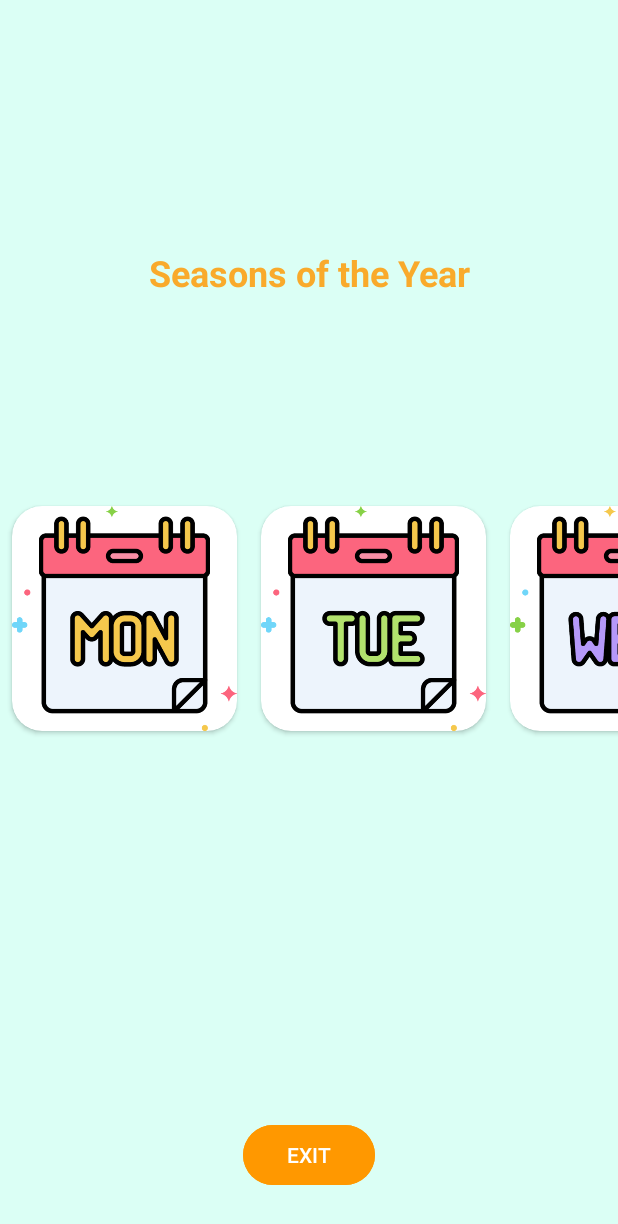
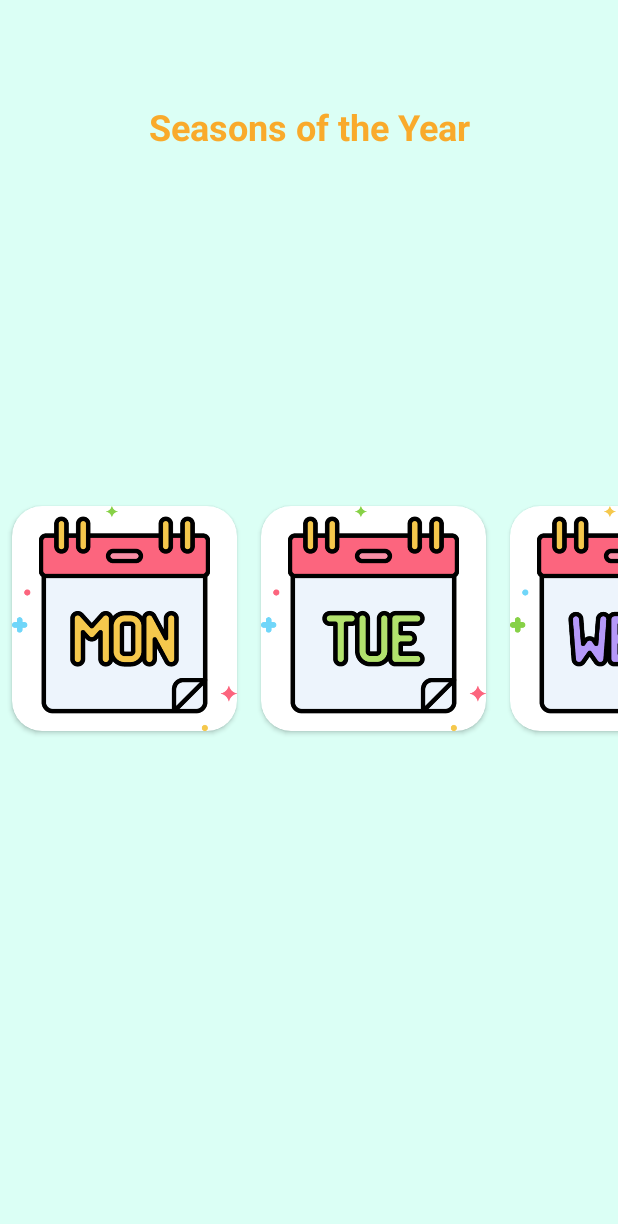
Before and after one commit to asyagenc/lemonadeo, an Android app: the learnSeasons screen opened directly, with no data from a screen before it, on a phone screen of 412 x 824 dp. Shown: the top 1224 px of the screen. Run offline under Robolectric (Android 15) with nearby library versions, the phone set to English and light mode, and no system bars; Roboto replaces fonts that are not available here.

Commit message:
Update activity_learn_seasons.xml

```diff
--- a/app/src/main/res/layout/activity_learn_seasons.xml
+++ b/app/src/main/res/layout/activity_learn_seasons.xml
@@ -91,7 +91,7 @@
         android:id="@+id/textView18"
         android:layout_width="wrap_content"
         android:layout_height="wrap_content"
-        android:layout_marginTop="165dp"
+        android:layout_marginTop="68dp"
         android:fontFamily="@font/crushed"
         android:gravity="center"
         android:text="@string/seasons_of_the_year"
@@ -102,15 +102,4 @@
         app:layout_constraintStart_toStartOf="parent"
         app:layout_constraintTop_toTopOf="parent" />
 
-    <Button
-        android:id="@+id/button15"
-        android:layout_width="wrap_content"
-        android:layout_height="wrap_content"
-        android:layout_marginBottom="30dp"
-        android:backgroundTint="#FF9800"
-        android:text="@string/exit"
-        app:layout_constraintBottom_toBottomOf="parent"
-        app:layout_constraintEnd_toEndOf="parent"
-        app:layout_constraintStart_toStartOf="parent" />
-
 </androidx.constraintlayout.widget.ConstraintLayout>
```
